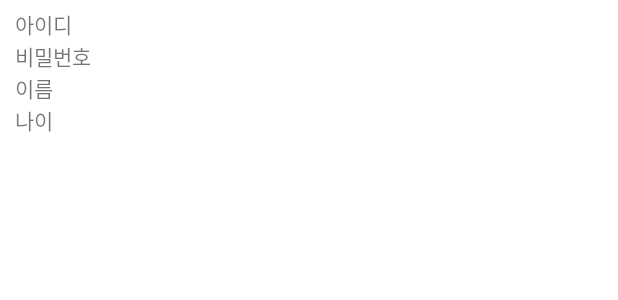
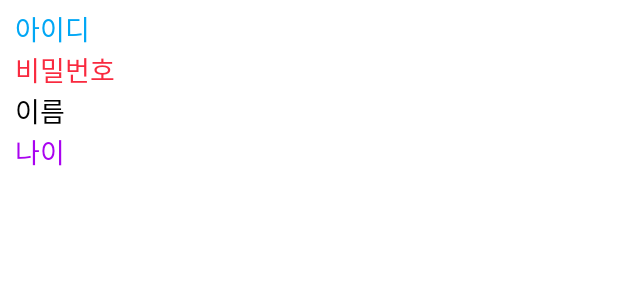
Before and after one commit to Kassia-99/Android_Studio_Tutorial, an Android app: the layout user.xml on its own in the app's theme, with its tools: preview values and no code run, on a phone screen of 412 x 824 dp. Shown: the top 300 px of the screen. Run offline under Robolectric (Android 15) with nearby library versions, the phone set to English and light mode, and no system bars; network calls fail.

Commit message:
make User Management Project: Step 7

```diff
--- a/Management/app/src/main/java/com/example/sungwookang/management/UserListAdapter.java
+++ b/Management/app/src/main/java/com/example/sungwookang/management/UserListAdapter.java
@@ -36,7 +36,7 @@ public class UserListAdapter extends BaseAdapter {
     }
 
     @Override
-    public View getView(int i, View convertView, ViewGroup parent) {
+    public View getView(int i, View view, ViewGroup parent) {
         View v = View.inflate(context, R.layout.user, null);
 
         TextView userID = (TextView) v.findViewById(R.id.userID);
--- a/Management/app/src/main/res/layout/user.xml
+++ b/Management/app/src/main/res/layout/user.xml
@@ -15,23 +15,31 @@
         android:id="@+id/userID"
         android:layout_width="wrap_content"
         android:layout_height="wrap_content"
-        android:text="@string/아이디"/>
+        android:text="@string/아이디"
+        android:textSize="18sp"
+        android:textColor="#00a7f5"/>
 
     <TextView
         android:id="@+id/userPassword"
         android:layout_width="wrap_content"
         android:layout_height="wrap_content"
-        android:text="@string/비밀번호"/>
+        android:text="@string/비밀번호"
+        android:textSize="18sp"
+        android:textColor="#f92a3f"/>
 
     <TextView
         android:id="@+id/userName"
         android:layout_width="wrap_content"
         android:layout_height="wrap_content"
-        android:text="@string/이름"/>
+        android:text="@string/이름"
+        android:textSize="18sp"
+        android:textColor="#000"/>
 
     <TextView
         android:id="@+id/userAge"
         android:layout_width="wrap_content"
         android:layout_height="wrap_content"
-        android:text="@string/나이"/>
+        android:text="@string/나이"
+        android:textSize="18sp"
+        android:textColor="#a902f0"/>
 </LinearLayout>
```
Also changed, not shown: Management/app/src/main/java/com/example/sungwookang/management/ManagementActivity.java (+23 -5 lines), Management/app/src/main/res/layout/activity_main.xml (+3 -5 lines).
